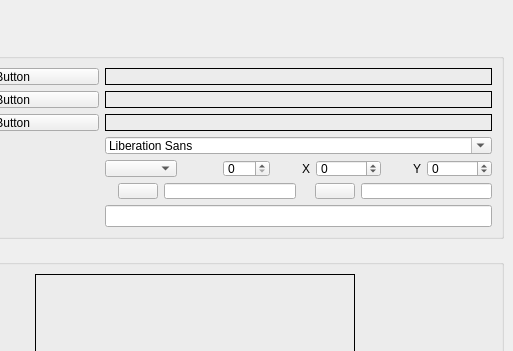
Before: the Qt Designer form main.ui in djfun/audio-visualizer-python, drawn with Qt 5; both pictures show x 122 to 635 and y 0 to 351 of the 635 by 610 pixel window.
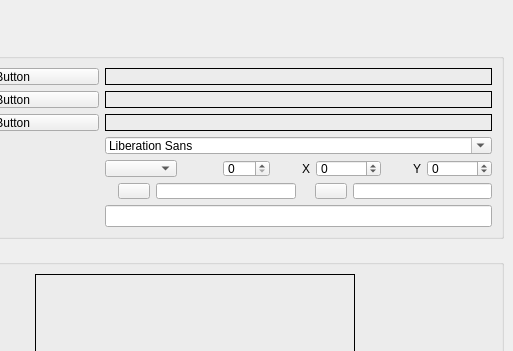
After: the same form once the commit is applied.

Commit message: improved color button ui xml

Patch:
```diff
--- a/main.ui
+++ b/main.ui
@@ -315,10 +315,11 @@
                </item>
             <item>
              <widget class="QPushButton" name="pushButton_textColor">
-              <property name="MaximumSize">
+               <property name="maximumSize">
                 <size>
                   <height>32</height>
                   <width>32</width>
+                 <height>32</height>
                 </size>
               </property>
               <property name="text">
@@ -341,10 +342,11 @@
                </item>
                 <item>
                  <widget class="QPushButton" name="pushButton_visColor">
-                  <property name="MaximumSize">
+               <property name="maximumSize">
                     <size>
                       <height>32</height>
                       <width>32</width>
+                 <height>32</height>
                     </size>
                   </property>
                   <property name="text">
```
Left out of the diff: 20 changed lines with no effect on the pictures. Lines whose indentation alone changed are shown as unchanged.
